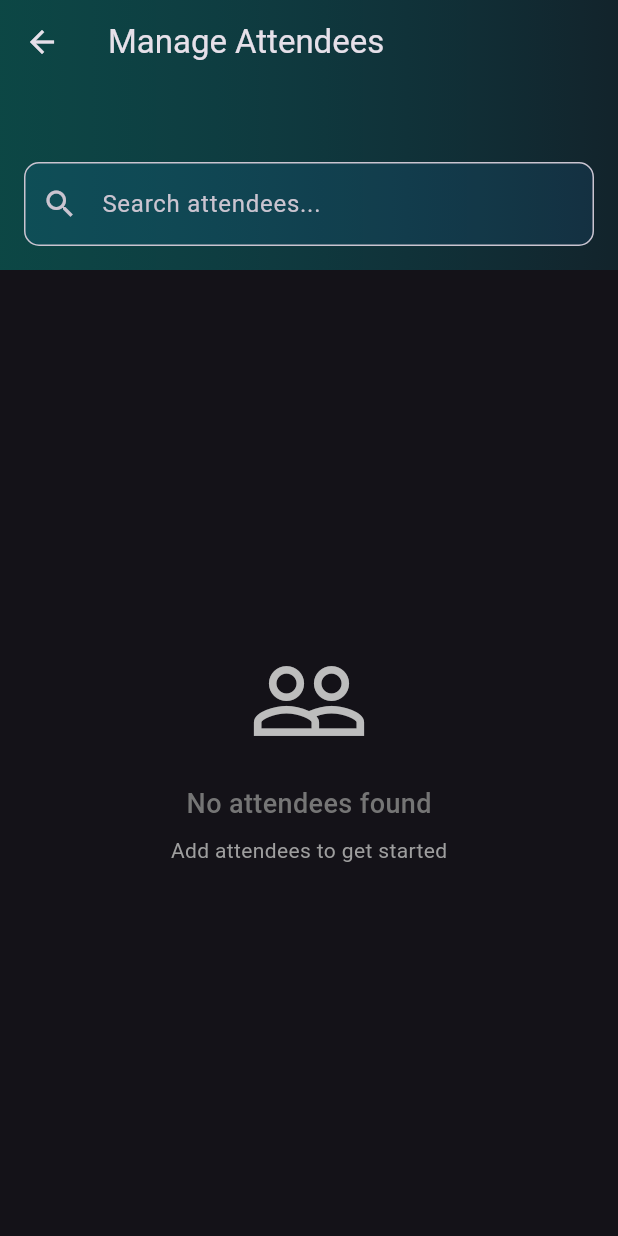
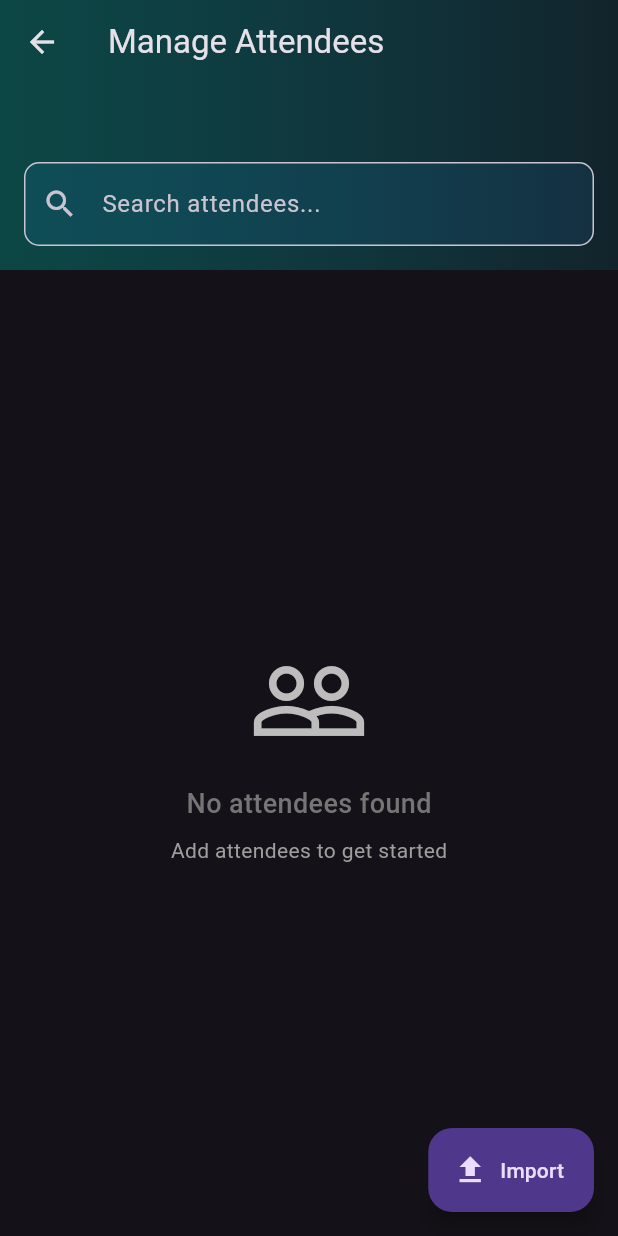
Before and after one commit to jeryjs/Event_Scan, a Flutter app: the ManageUsersScreen screen opened directly with empty values, on a phone screen of 412 x 824 dp. Run offline on Flutter 3.47's test engine with Material 3 defaults, Android fonts, the phone set to English and light mode, and no system bars; our stand-ins replace audioplayers, cloud_firestore, file_picker, firebase_core, flutter_colorpicker, flutter_slidable and 3 more; missing offline and left inert: excel, flutter_iconpicker, mobile_scanner; accounts and stored records are empty.

Commit message:
feat: move actions buttons from dashboard into FABs

```diff
--- a/lib/screens/dashboard/manage_users_screen.dart
+++ b/lib/screens/dashboard/manage_users_screen.dart
@@ -114,7 +114,9 @@ class _ManageUsersScreenState extends State<ManageUsersScreen> {
   @override
   Widget build(BuildContext context) {
     return Scaffold(
-      body: CustomScrollView(
+      body: Stack(
+        children: [
+          CustomScrollView(
             slivers: [
               SliverAppBar(
                 expandedHeight: 180,
@@ -229,6 +231,25 @@ class _ManageUsersScreenState extends State<ManageUsersScreen> {
                 ),
             ],
           ),
+          Positioned(
+            bottom: 16,
+            right: 16,
+            child: FloatingActionButton.extended(
+              onPressed: () async {
+                final result = await showEditUserDialog(context, [BarcodeModel.empty()], canEditMultiple: false);
+                if (result.isNotEmpty && mounted) {
+                  setState(() {
+                    widget.users.addAll(result);
+                    filterUsers(searchQuery);
+                  });
+                }
+              },
+              icon: const Icon(Icons.file_upload),
+              label: const Text('Import'),
+            ),
+          ),
+        ],
+      ),
     );
   }
 }
```
Also changed, not shown: lib/screens/dashboard/dashboard_screen.dart (+28 -52 lines). Lines whose indentation alone changed are shown as unchanged.
